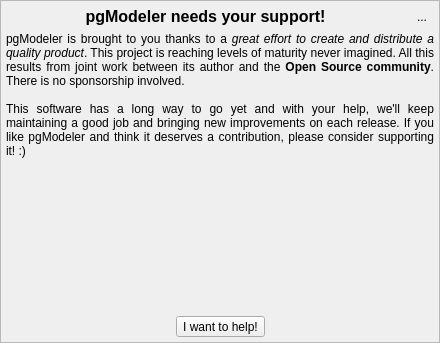
pgmodeler/pgmodeler, file libs/libgui/ui/widgets/donatewidget.ui: the form before one commit.
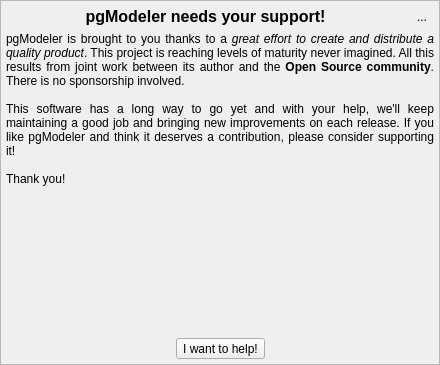
The form after the commit. Icons and pictures are not drawn.

What changed in the file:
```diff
--- a/libs/libgui/ui/widgets/donatewidget.ui
+++ b/libs/libgui/ui/widgets/donatewidget.ui
@@ -7,7 +7,7 @@
     <x>0</x>
     <y>0</y>
     <width>440</width>
-    <height>343</height>
+    <height>365</height>
    </rect>
   </property>
   <property name="sizePolicy">
@@ -38,6 +38,9 @@
    <property name="bottomMargin">
     <number>0</number>
    </property>
+   <property name="spacing">
+    <number>5</number>
+   </property>
    <item row="0" column="0">
     <widget class="QFrame" name="frame">
      <property name="frameShape">
@@ -130,7 +133,7 @@
          <enum>QFrame::NoFrame</enum>
         </property>
         <property name="text">
-         <string>&lt;html&gt;&lt;head/&gt;&lt;body&gt;&lt;p&gt;pgModeler is brought to you thanks to a &lt;span style=&quot; font-style:italic;&quot;&gt;great effort to create and distribute a quality product&lt;/span&gt;. This project is reaching levels of maturity never imagined. All this results from joint work between its author and the &lt;span style=&quot; font-weight:600;&quot;&gt;Open Source community&lt;/span&gt;. There is no sponsorship involved.&lt;br/&gt;&lt;br/&gt;This software has a long way to go yet and with your help, we'll keep maintaining a good job and bringing new improvements on each release. If you like pgModeler and think it deserves a contribution, please consider supporting it! :)&lt;/p&gt;&lt;/body&gt;&lt;/html&gt;</string>
+         <string>&lt;html&gt;&lt;head/&gt;&lt;body&gt;&lt;p&gt;pgModeler is brought to you thanks to a &lt;span style=&quot; font-style:italic;&quot;&gt;great effort to create and distribute a quality product&lt;/span&gt;. This project is reaching levels of maturity never imagined. All this results from joint work between its author and the &lt;span style=&quot; font-weight:600;&quot;&gt;Open Source community&lt;/span&gt;. There is no sponsorship involved.&lt;br/&gt;&lt;br/&gt;This software has a long way to go yet and with your help, we'll keep maintaining a good job and bringing new improvements on each release. If you like pgModeler and think it deserves a contribution, please consider supporting it!&lt;br/&gt;&lt;br/&gt;Thank you!&lt;/p&gt;&lt;/body&gt;&lt;/html&gt;</string>
         </property>
         <property name="textFormat">
          <enum>Qt::RichText</enum>
```
